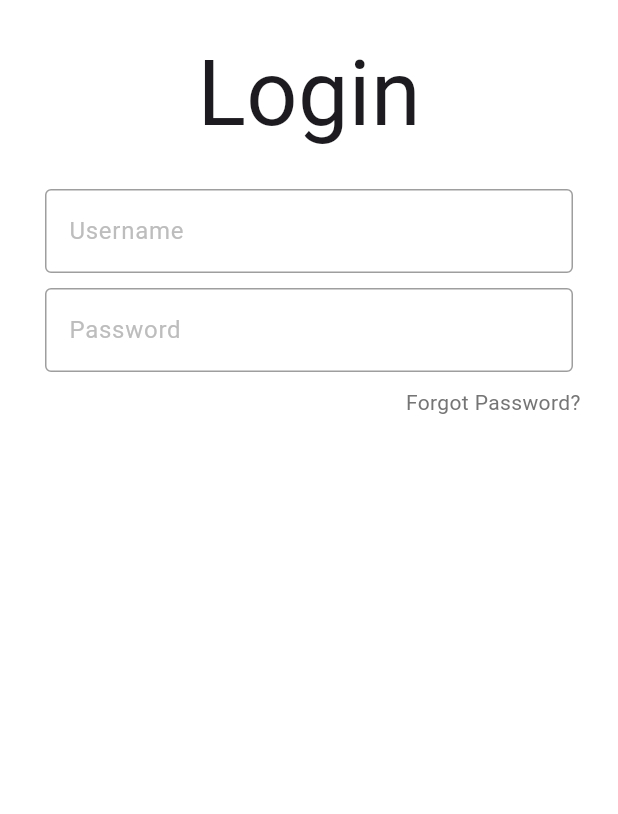
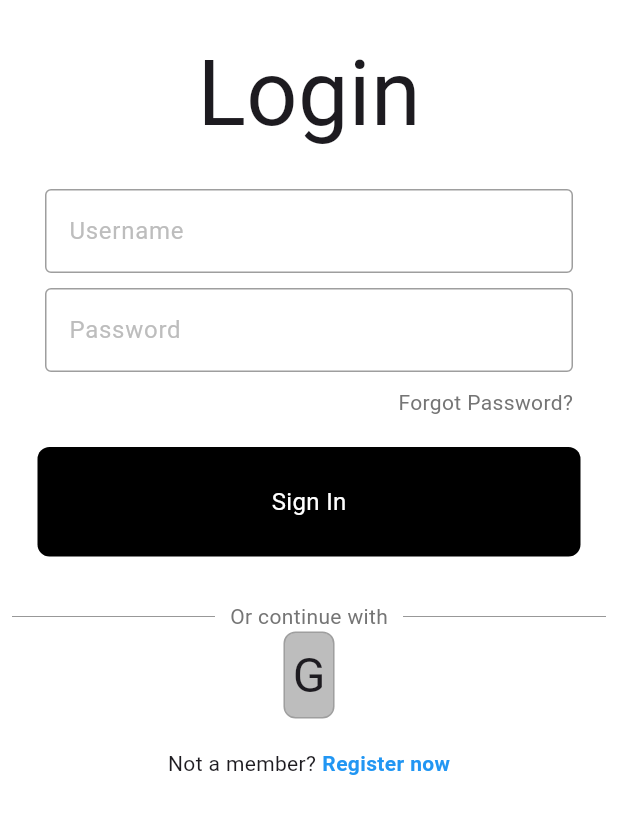
Before and after one commit to ilmamhf/monitoring_app, a Flutter app: the LoginPage screen opened directly, on a phone screen of 412 x 824 dp. Shown: the top 814 px of the screen. Run offline on Flutter 3.47's test engine with Material 3 defaults, Android fonts, the phone set to English and light mode, and no system bars.

Commit message:
login page ui

```diff
--- /dev/null
+++ b/lib/components/my_button.dart
@@ -0,0 +1,31 @@
+import 'package:flutter/material.dart';
+
+class MyButton extends StatelessWidget {
+  final Function()? onTap;
+
+  const MyButton({super.key, required this.onTap,});
+
+  @override
+  Widget build(BuildContext context) {
+    return GestureDetector(
+      onTap: onTap,
+      child: Container(
+        padding: const EdgeInsets.all(25),
+        margin: const EdgeInsets.symmetric(horizontal: 25),
+        decoration: BoxDecoration(
+          color: Colors.black,
+          borderRadius: BorderRadius.circular(8)
+        ),
+        child: const Center(
+          child: Text(
+            "Sign In",
+            style: TextStyle(
+              color: Colors.white,
+              fontSize: 16,
+            ),
+          ),
+        ),
+      ),
+    );
+  }
+}
--- /dev/null
+++ b/lib/components/square_tile.dart
@@ -0,0 +1,10 @@
+import 'package:flutter/material.dart';
+
+class SquareTile extends StatelessWidget {
+  const SquareTile({super.key});
+
+  @override
+  Widget build(BuildContext context) {
+    return const Placeholder();
+  }
+}
--- a/lib/pages/login_page.dart
+++ b/lib/pages/login_page.dart
@@ -1,4 +1,5 @@
 import 'package:flutter/material.dart';
+import 'package:flutter_projek_app/components/my_button.dart';
 import 'package:flutter_projek_app/components/my_textfield.dart';
 
 class LoginPage extends StatelessWidget {
@@ -7,6 +8,9 @@ class LoginPage extends StatelessWidget {
   // text editing controllers
   final usernameController = TextEditingController();
   final passwordController = TextEditingController();
+
+  // sign user method
+  void signUserIn() {}
 
   @override
   Widget build(BuildContext context) {
@@ -48,7 +52,7 @@ class LoginPage extends StatelessWidget {
 
               // forgot password?
               Padding(
-                padding: const EdgeInsets.symmetric(horizontal: 25.0),
+                padding: const EdgeInsets.symmetric(horizontal: 30.0),
                 child: Row(
                   mainAxisAlignment: MainAxisAlignment.end,
                   children: [
@@ -58,13 +62,83 @@ class LoginPage extends StatelessWidget {
                     ),
                   ],
                 ),
-              )
+              ),
+
+              const SizedBox(height: 20),
 
               // sign in button
+              MyButton(
+                onTap: signUserIn,
+              ),
+
+              const SizedBox(height: 30),
+
+              // or continue with
+              Padding(
+                padding: const EdgeInsets.symmetric(horizontal: 8.0),
+                child: Row(
+                  children: [
+                    Expanded(
+                      child: Divider(
+                        thickness: 0.5,
+                        color: Colors.grey[600],
+                      ),
+                    ),
+                    Padding(
+                      padding: const EdgeInsets.symmetric(horizontal: 10.0),
+                      child: Text(
+                        'Or continue with',
+                        style: TextStyle(color: Colors.grey[600]),
+                      ),
+                    ),
+                    Expanded(
+                      child: Divider(
+                        thickness: 0.5,
+                        color: Colors.grey[600],
+                      ),
+                    ),
+                  ],
+                ),
+              ),
 
               // google sign in button
+              Row(
+                mainAxisAlignment: MainAxisAlignment.center,
+                children: [
+                  // google button
+                  Container(
+                    padding: EdgeInsets.all(5),
+                    decoration: BoxDecoration(
+                      border: Border.all(color: Colors.grey),
+                      borderRadius: BorderRadius.circular(8.0),
+                      color: Colors.grey[400],
+                      ),
+                    child: Text(
+                      "G",
+                      style: TextStyle(fontSize: 32),
+                    )
+                  )
+                ],
+              ),
+
+              SizedBox(height: 20,),
 
               // register
+              Row(
+                mainAxisAlignment: MainAxisAlignment.center,
+                children: [
+                  Text("Not a member?"),
+                  const SizedBox(width: 4,),
+                  Text(
+                    "Register now",
+                    style: TextStyle(
+                      color: Colors.blue,
+                      fontWeight: FontWeight.bold,
+                    ),
+                  )
+                ],
+              ),
+
             ],
           ),
         ),
```
Also changed, not shown: lib/images/google.png (added).
